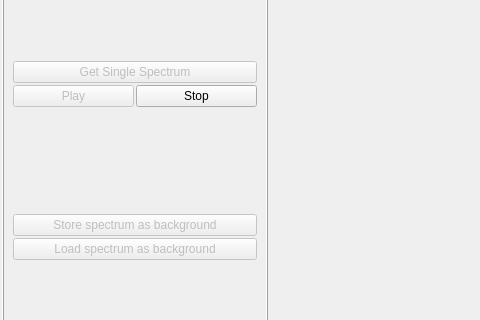
This is designer/spectrometer.ui in tugatoconhelado/spectrometer as Qt 5 draws it before an edit; both pictures show x 0 to 480 and y 196 to 516 of the 1279 by 642 pixel window. The edited form follows.
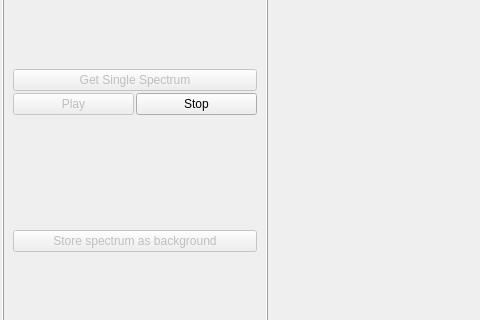
This is the edited form. Custom widgets are drawn as their Qt base class.

Commit message: Substract background implemented

Diff of the .ui file:
```diff
--- a/designer/spectrometer.ui
+++ b/designer/spectrometer.ui
@@ -355,16 +355,6 @@
          </property>
         </widget>
        </item>
-       <item>
-        <widget class="QPushButton" name="load_background_button">
-         <property name="enabled">
-          <bool>false</bool>
-         </property>
-         <property name="text">
-          <string>Load spectrum as background</string>
-         </property>
-        </widget>
-       </item>
        <item>
         <spacer name="verticalSpacer_3">
          <property name="orientation">
```
Left out of the diff: 2 changed lines with no effect on the pictures. The commit also changes 23 other files.
